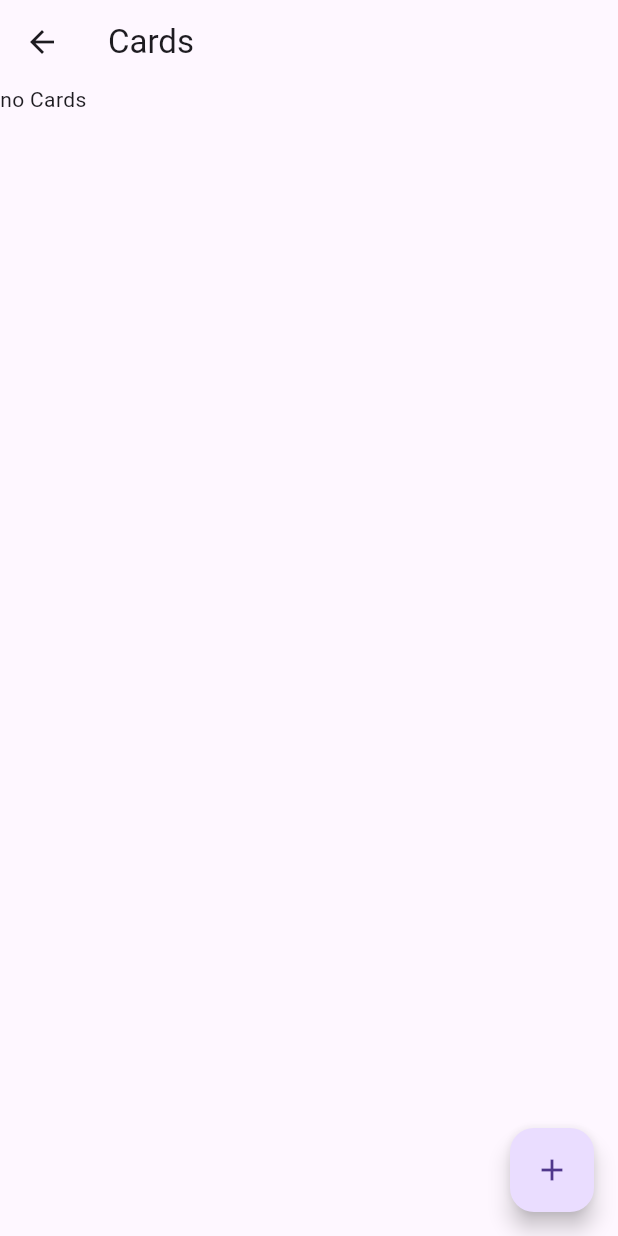
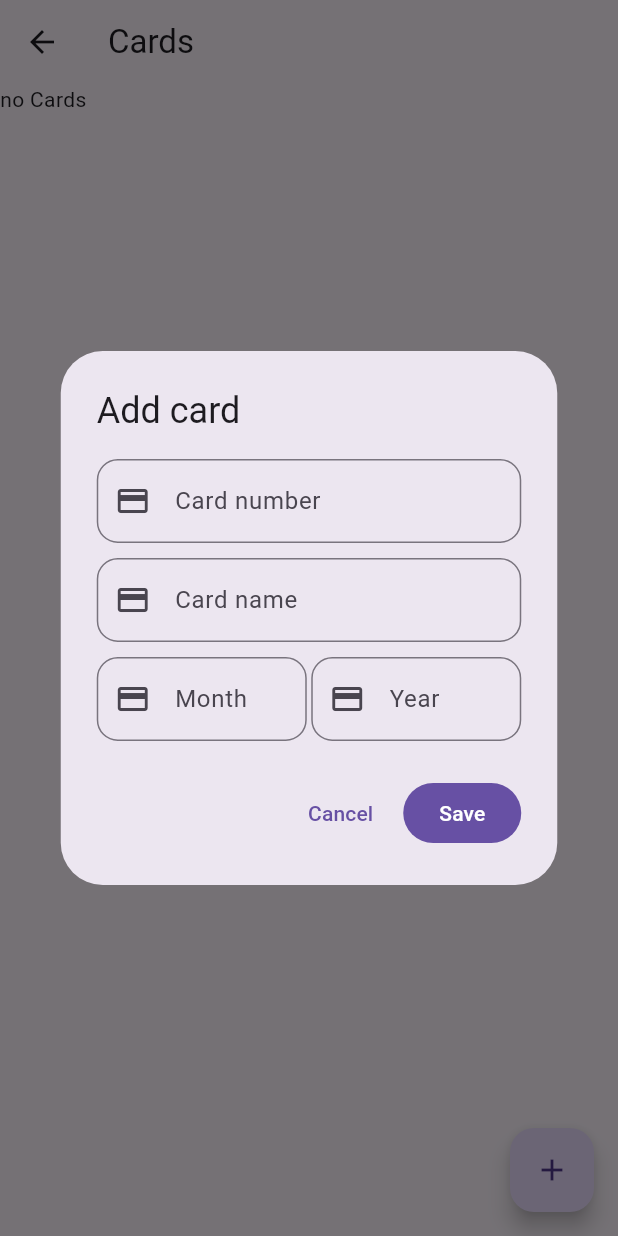
Before and after one commit to khusantoy/davr-mobile, a Flutter app: the CardsScreen screen opened directly, after a tap on the "add" icon, on a phone screen of 412 x 824 dp. Run offline on Flutter 3.47's test engine with Material 3 defaults, Android fonts, the phone set to English and light mode, and no system bars; our stand-ins replace flutter_screenutil, google_fonts, lottie, shared_preferences; accounts and stored records are empty; network calls fail.

Commit message:
Adding card is done.

```diff
--- /dev/null
+++ b/lib/views/screens/home/widgets/add_card_dialog.dart
@@ -0,0 +1,226 @@
+import 'dart:math';
+
+import 'package:davr_mobile/utils/extensions.dart';
+import 'package:flutter/material.dart';
+import 'package:flutter/services.dart';
+
+class AddCardDialog extends StatefulWidget {
+  const AddCardDialog({super.key});
+
+  @override
+  State<AddCardDialog> createState() => _AddCardDialogState();
+}
+
+class _AddCardDialogState extends State<AddCardDialog> {
+  // String? userId;
+
+  final cardNameController = TextEditingController();
+  final cardNumberController = TextEditingController();
+  final expiryMonthController = TextEditingController();
+  final expiryYearController = TextEditingController();
+  final formKey = GlobalKey<FormState>();
+
+  @override
+  void initState() {
+    super.initState();
+    // getUserId();
+  }
+
+  // getUserId() async {
+  //   SharedPreferences sharedPreferences = await SharedPreferences.getInstance();
+  //   userId = sharedPreferences.getString("userId");
+  //   setState(() {});
+  // }
+
+  final banks = [
+    "Asaka Bank",
+    "Ipoteka Bank",
+    "Asia Alliance Bank",
+    "Ziraat Bank Uzbekistan",
+    "Aloqabank",
+    "Garant Bank",
+    "Agrobank",
+    "Hamkorbank",
+    "InfinBank",
+    "Kapitalbank",
+    "National Bank",
+    "Orient Finans",
+    "Turon Bank",
+    "UzKDB Bank",
+    "Uzpromstroybank",
+  ];
+
+  void submit() {
+    if (formKey.currentState!.validate()) {
+      Navigator.pop(
+        context,
+        {
+          "balance": Random().nextDouble() * 500000 + 50000,
+          "bankName": banks[Random().nextInt(banks.length)],
+          "cardName": cardNameController.text,
+          "cardNumber": int.parse(cardNumberController.text),
+          "expiryDate":
+              "${expiryMonthController.text}-${expiryYearController.text}",
+          "type": cardNumberController.text.startsWith('8600')
+              ? 'UzCard'
+              : cardNumberController.text.startsWith('9860')
+                  ? 'Humo'
+                  : cardNumberController.text.startsWith('4')
+                      ? 'Visa'
+                      : 'Other',
+        },
+      );
+    }
+  }
+
+  @override
+  void dispose() {
+    cardNameController.dispose();
+    cardNumberController.dispose();
+    expiryMonthController.dispose();
+    expiryYearController.dispose();
+    super.dispose();
+  }
+
+  @override
+  Widget build(BuildContext context) {
+    return AlertDialog(
+      scrollable: true,
+      title: const Text("Add card"),
+      content: Form(
+        key: formKey,
+        child: Column(
+          mainAxisSize: MainAxisSize.min,
+          children: [
+            /// Card Number
+            TextFormField(
+              controller: cardNumberController,
+              textInputAction: TextInputAction.next,
+              keyboardType: TextInputType.number,
+              decoration: InputDecoration(
+                prefixIcon: const Icon(Icons.credit_card),
+                labelText: 'Card number',
+                border: OutlineInputBorder(
+                  borderRadius: BorderRadius.circular(14),
+                  borderSide: const BorderSide(color: Colors.grey),
+                ),
+              ),
+              validator: (value) {
+                if (value!.trim().isEmpty) {
+                  return "Please, enter the card number";
+                }
+                RegExp regExp = RegExp(r'^\d+$');
+                if (!regExp.hasMatch(value.trim())) {
+                  return "Please, enter a valid card number";
+                }
+                return null;
+              },
+            ),
+            10.height,
+
+            /// Card Name
+            TextFormField(
+              controller: cardNameController,
+              textInputAction: TextInputAction.next,
+              decoration: InputDecoration(
+                prefixIcon: const Icon(Icons.credit_card),
+                labelText: 'Card name',
+                border: OutlineInputBorder(
+                  borderRadius: BorderRadius.circular(14),
+                  borderSide: const BorderSide(color: Colors.grey),
+                ),
+              ),
+              validator: (value) {
+                if (value!.trim().isEmpty) {
+                  return "Please, enter the card name";
+                }
+                return null;
+              },
+            ),
+            10.height,
+
+            /// Expiry
+            Row(
+              // mainAxisAlignment: MainAxisAlignment.spaceBetween,
+              children: [
+                SizedBox(
+                  width: 140,
+
+                  /// Month
+                  child: TextFormField(
+                    controller: expiryMonthController,
+                    textInputAction: TextInputAction.next,
+                    keyboardType: TextInputType.number,
+                    inputFormatters: [LengthLimitingTextInputFormatter(2)],
+                    decoration: InputDecoration(
+                      prefixIcon: const Icon(Icons.credit_card),
+                      labelText: 'Month',
+                      border: OutlineInputBorder(
+                        borderRadius: BorderRadius.circular(14),
+                        borderSide: const BorderSide(color: Colors.grey),
+                      ),
+                    ),
+                    validator: (value) {
+                      if (value!.trim().isEmpty) {
+                        return "Enter month";
+                      }
+
+                      RegExp regExp = RegExp(r'^\d+$');
+                      if (!regExp.hasMatch(value.trim()) ||
+                          int.parse(value) > 12 ||
+                          int.parse(value) < 1) {
+                        return "Enter a valid month";
+                      }
+                      return null;
+                    },
+                  ),
+                ),
+                3.width,
+                SizedBox(
+                  width: 140,
+
+                  /// Year
+                  child: TextFormField(
+                    controller: expiryYearController,
+                    keyboardType: TextInputType.number,
+                    decoration: InputDecoration(
+                      prefixIcon: const Icon(Icons.credit_card),
+                      labelText: 'Year',
+                      border: OutlineInputBorder(
+                        borderRadius: BorderRadius.circular(14),
+                        borderSide: const BorderSide(color: Colors.grey),
+                      ),
+                    ),
+                    validator: (value) {
+                      if (value!.trim().isEmpty) {
+                        return "Enter year";
+                      }
+
+                      RegExp regExp = RegExp(r'^\d+$');
+                      if (!regExp.hasMatch(value.trim())) {
+                        return "Enter a valid year";
+                      }
+                      return null;
+                    },
+                  ),
+                ),
+              ],
+            ),
+          ],
+        ),
+      ),
+      actions: [
+        TextButton(
+          onPressed: () {
+            Navigator.pop(context);
+          },
+          child: const Text("Cancel"),
+        ),
+        FilledButton(
+          onPressed: submit,
+          child: const Text("Save"),
+        ),
+      ],
+    );
+  }
+}
--- a/lib/views/screens/home/widgets/cards_screen.dart
+++ b/lib/views/screens/home/widgets/cards_screen.dart
@@ -1,3 +1,5 @@
+import 'package:davr_mobile/views/screens/home/widgets/add_card_dialog.dart';
+import 'package:flutter/foundation.dart';
 import 'package:flutter/material.dart';
 
 import '../../../../controllers/cards_controller.dart';
@@ -12,6 +14,32 @@ class CardsScreen extends StatefulWidget {
 
 class _CardsScreenState extends State<CardsScreen> {
   final cardsController = CardsController();
+
+  void addCard() async {
+    final data = await showDialog(
+      context: context,
+      builder: (ctx) {
+        return const AddCardDialog();
+      },
+    );
+    if (data != null) {
+      try {
+        cardsController.addCard(
+          balance: data['balance'],
+          bankName: data['bankName'],
+          cardName: data['cardName'],
+          cardNumber: data['cardNumber'],
+          expiryDate: data['expiryDate'],
+          type: data['type'],
+        );
+        setState(() {});
+      } catch (e) {
+        if (kDebugMode) {
+          print(e);
+        }
+      }
+    }
+  }
 
   @override
   Widget build(BuildContext context) {
@@ -38,7 +66,9 @@ class _CardsScreenState extends State<CardsScreen> {
         },
       ),
       floatingActionButton: FloatingActionButton(
-        onPressed: () {},
+        onPressed: () {
+          addCard();
+        },
         child: const Icon(Icons.add),
       ),
     );
```
Also changed, not shown: lib/controllers/cards_controller.dart (+18 -0 lines), lib/services/cards_http_service.dart (+8 -9 lines).
